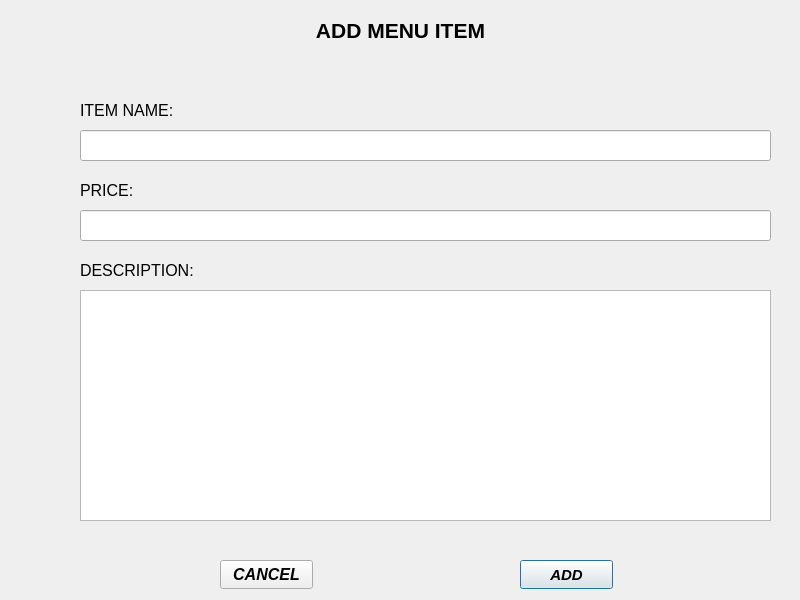
Qt form RMS_qt/addmenuitem.ui (dev-pratik02/RMS) before a commit.
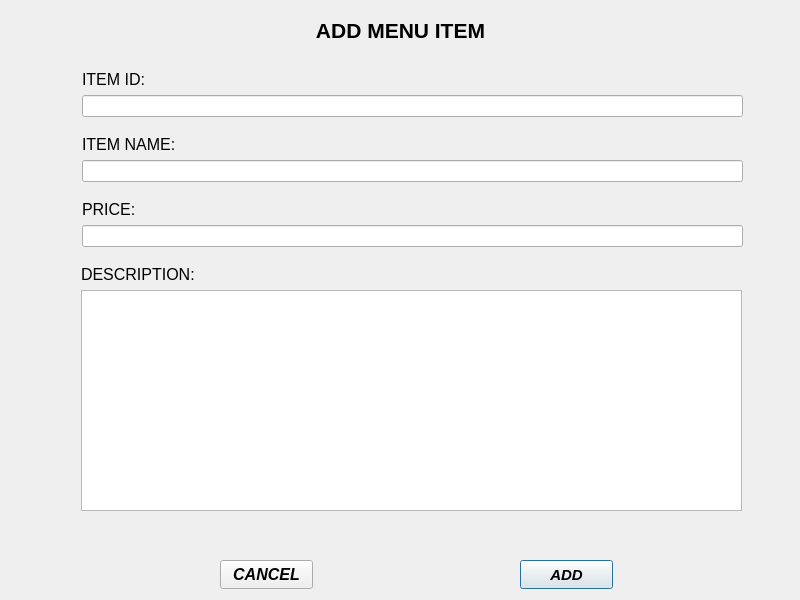
The same form after that commit.

The edit to the form file:
```diff
--- a/RMS_qt/addmenuitem.ui
+++ b/RMS_qt/addmenuitem.ui
@@ -45,10 +45,10 @@
   <widget class="QLabel" name="ITEMNAME">
    <property name="geometry">
     <rect>
-     <x>80</x>
-     <y>100</y>
-     <width>131</width>
-     <height>20</height>
+     <x>82</x>
+     <y>135</y>
+     <width>94</width>
+     <height>18</height>
     </rect>
    </property>
    <property name="font">
@@ -66,20 +66,20 @@
   <widget class="QLineEdit" name="LINEEDITONE">
    <property name="geometry">
     <rect>
-     <x>80</x>
-     <y>130</y>
-     <width>691</width>
-     <height>31</height>
+     <x>82</x>
+     <y>160</y>
+     <width>661</width>
+     <height>22</height>
     </rect>
    </property>
   </widget>
   <widget class="QLabel" name="PRICE">
    <property name="geometry">
     <rect>
-     <x>80</x>
-     <y>180</y>
-     <width>151</width>
-     <height>20</height>
+     <x>82</x>
+     <y>200</y>
+     <width>54</width>
+     <height>18</height>
     </rect>
    </property>
    <property name="font">
@@ -95,10 +95,10 @@
   <widget class="QLineEdit" name="LINEEDITTWO">
    <property name="geometry">
     <rect>
-     <x>80</x>
-     <y>210</y>
-     <width>691</width>
-     <height>31</height>
+     <x>82</x>
+     <y>225</y>
+     <width>661</width>
+     <height>22</height>
     </rect>
    </property>
    <property name="text">
@@ -108,10 +108,10 @@
   <widget class="QLabel" name="DESCRIPTION">
    <property name="geometry">
     <rect>
-     <x>80</x>
-     <y>260</y>
-     <width>141</width>
-     <height>20</height>
+     <x>81</x>
+     <y>265</y>
+     <width>114</width>
+     <height>18</height>
     </rect>
    </property>
    <property name="font">
@@ -127,10 +127,10 @@
   <widget class="QPlainTextEdit" name="PLAINTEXTEDITONE">
    <property name="geometry">
     <rect>
-     <x>80</x>
+     <x>81</x>
      <y>290</y>
-     <width>691</width>
-     <height>231</height>
+     <width>661</width>
+     <height>221</height>
     </rect>
    </property>
    <property name="plainText">
@@ -179,6 +179,35 @@
     <string>CANCEL</string>
    </property>
   </widget>
+  <widget class="QLabel" name="label">
+   <property name="geometry">
+    <rect>
+     <x>82</x>
+     <y>70</y>
+     <width>64</width>
+     <height>18</height>
+    </rect>
+   </property>
+   <property name="font">
+    <font>
+     <family>Arial</family>
+     <pointsize>12</pointsize>
+    </font>
+   </property>
+   <property name="text">
+    <string>ITEM ID:</string>
+   </property>
+  </widget>
+  <widget class="QLineEdit" name="item_id">
+   <property name="geometry">
+    <rect>
+     <x>82</x>
+     <y>95</y>
+     <width>661</width>
+     <height>22</height>
+    </rect>
+   </property>
+  </widget>
  </widget>
  <resources/>
  <connections/>
```
Left out of the diff: 8 changed lines with no effect on the pictures.
